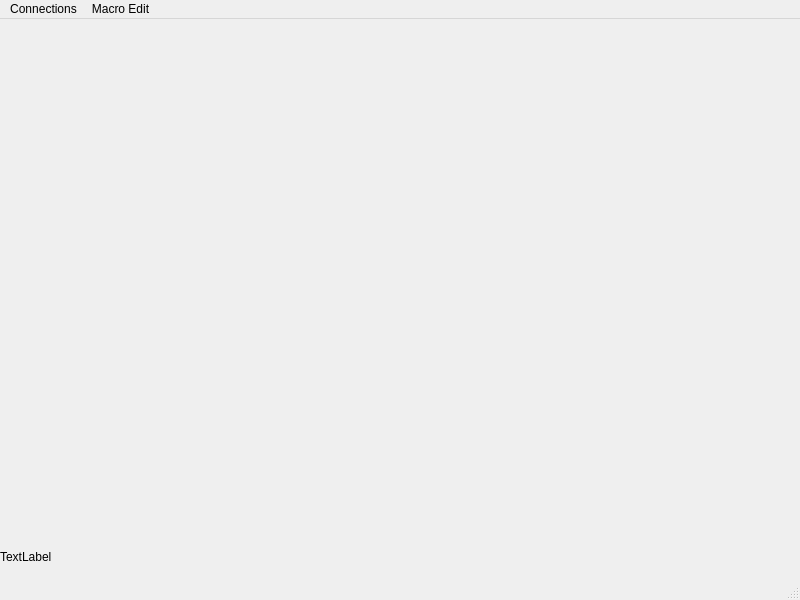
Old version of the form DataVisualizer/mainwindow.ui in the repository DamianPodrazaCode/DataVisualizer.
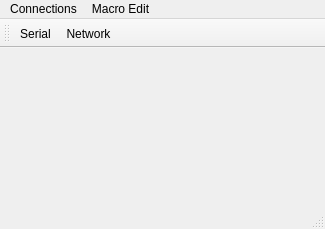
New version of the form.

```diff
--- a/DataVisualizer/mainwindow.ui
+++ b/DataVisualizer/mainwindow.ui
@@ -6,8 +6,8 @@
    <rect>
     <x>0</x>
     <y>0</y>
-    <width>800</width>
-    <height>600</height>
+    <width>325</width>
+    <height>229</height>
    </rect>
   </property>
   <property name="windowTitle">
@@ -33,7 +33,7 @@
     <rect>
      <x>0</x>
      <y>0</y>
-     <width>800</width>
+     <width>325</width>
      <height>21</height>
     </rect>
    </property>
@@ -61,6 +61,19 @@
    <addaction name="menuMacro"/>
   </widget>
   <widget class="QStatusBar" name="statusbar"/>
+  <widget class="QToolBar" name="toolBar">
+   <property name="windowTitle">
+    <string>toolBar</string>
+   </property>
+   <attribute name="toolBarArea">
+    <enum>TopToolBarArea</enum>
+   </attribute>
+   <attribute name="toolBarBreak">
+    <bool>false</bool>
+   </attribute>
+   <addaction name="actionSerial"/>
+   <addaction name="actionNetwork"/>
+  </widget>
   <action name="actionSerial">
    <property name="text">
     <string>Serial</string>
```
